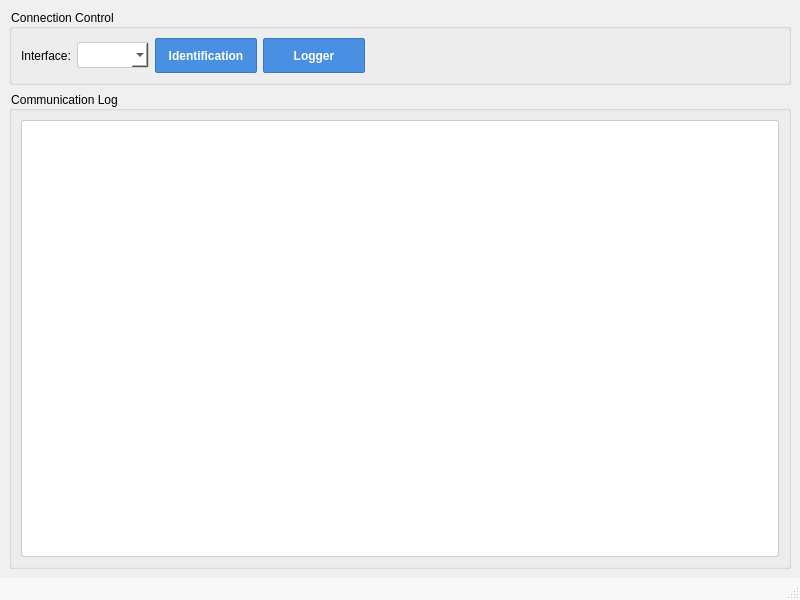
Before: the Qt Designer form mainwindow.ui in pirelli2006/ecureader, drawn with Qt 5.
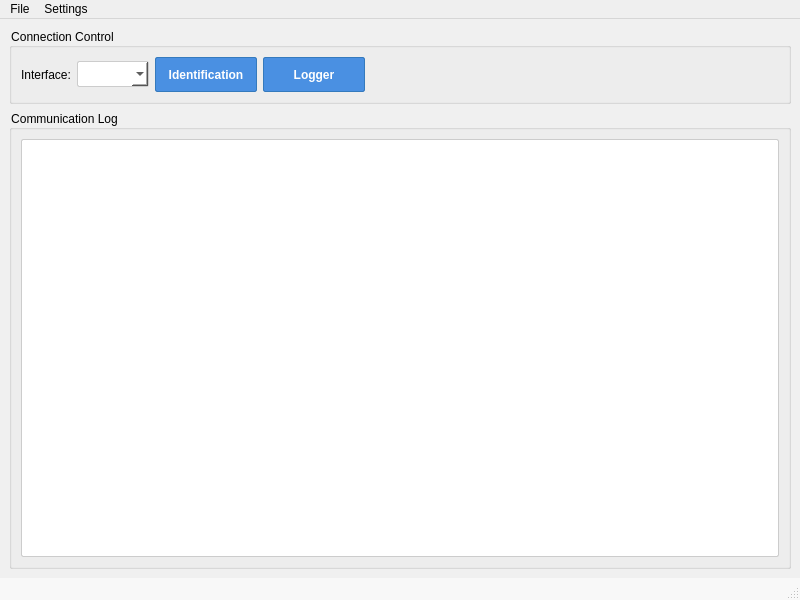
After: the same form once the commit is applied. Icons and pictures are not drawn.

```diff
--- a/mainwindow.ui
+++ b/mainwindow.ui
@@ -144,7 +144,7 @@
          <property name="font">
           <font>
            <family>Consolas</family>
-           <pointsize>10</pointsize>
+           <pointsize>9</pointsize>
           </font>
          </property>
          <property name="lineWrapMode">
@@ -161,6 +161,40 @@
    </layout>
   </widget>
   <widget class="QStatusBar" name="statusbar"/>
+  <widget class="QMenuBar" name="menuBar">
+   <property name="geometry">
+    <rect>
+     <x>0</x>
+     <y>0</y>
+     <width>800</width>
+     <height>18</height>
+    </rect>
+   </property>
+   <widget class="QMenu" name="menuFile">
+    <property name="title">
+     <string>File</string>
+    </property>
+    <addaction name="actionExit"/>
+   </widget>
+   <widget class="QMenu" name="menuSettings">
+    <property name="title">
+     <string>Settings</string>
+    </property>
+    <addaction name="actionLoad_XML"/>
+   </widget>
+   <addaction name="menuFile"/>
+   <addaction name="menuSettings"/>
+  </widget>
+  <action name="actionExit">
+   <property name="text">
+    <string>Exit</string>
+   </property>
+  </action>
+  <action name="actionLoad_XML">
+   <property name="text">
+    <string>Load XML</string>
+   </property>
+  </action>
  </widget>
  <resources/>
  <connections/>
```
Left out of the diff: 2 changed lines with no effect on the pictures. Lines whose indentation alone changed are shown as unchanged.
